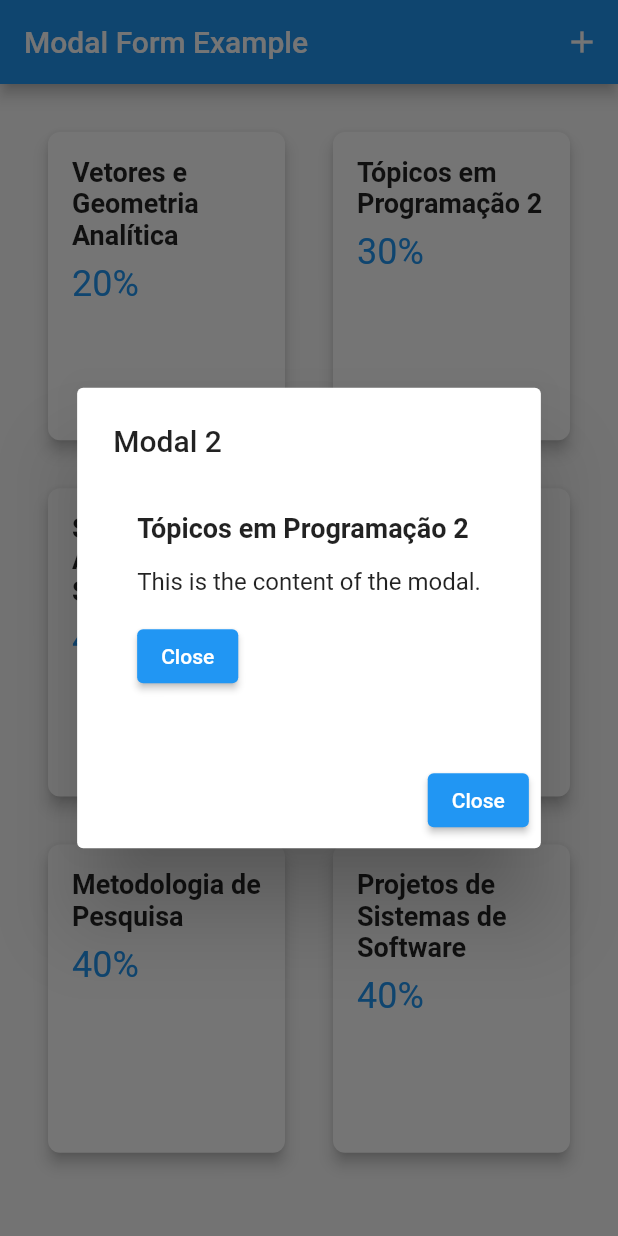
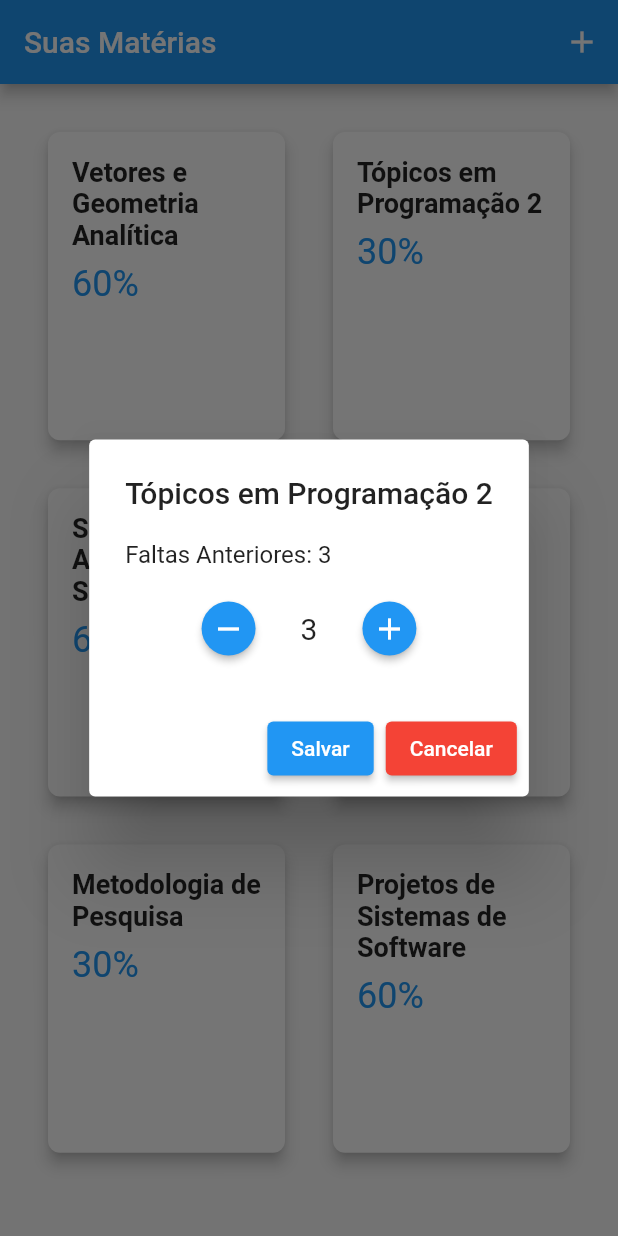
Before and after one commit to HiagoScierry/minhas-faltas, a Flutter app: the screen it shows after launch, after a tap on "Tópicos em Programação 2", on a phone screen of 412 x 824 dp. Run offline on Flutter 3.47's test engine with Material 2 defaults, Android fonts, the phone set to English and light mode, and no system bars.

Commit message:
terminado estilização da modals

```diff
--- a/lib/components/card_grid.dart
+++ b/lib/components/card_grid.dart
@@ -1,13 +1,14 @@
-// ignore_for_file: prefer_const_constructors, prefer_const_constructors_in_immutables
+// ignore_for_file: prefer_const_constructors, prefer_const_constructors_in_immutables, library_private_types_in_public_api
 
 import 'package:flutter/material.dart';
 import 'custom_card.dart';
 
 class CardItem {
   final String title;
-  final int percentage;
+  final int hours;
+  final int faults = 0;
 
-  CardItem({required this.title, required this.percentage});
+  CardItem({required this.title, required this.hours});
 }
 
 class CardGrid extends StatelessWidget {
@@ -27,23 +28,14 @@ class CardGrid extends StatelessWidget {
       itemBuilder: (context, index) {
         return CustomCard(
           title: cardItems[index].title,
-          percentage: cardItems[index].percentage,
+          percentage: cardItems[index].hours,
           tapHandle: () {
             // Show the AlertDialog with TextField
             showDialog(
               context: context,
               builder: (context) {
-                return AlertDialog(
-                  title: Text('Modal ${index + 1}'),
-                  content: CustomModalContent(title: cardItems[index].title),
-                  actions: [
-                    ElevatedButton(
-                      onPressed: () {
-                        Navigator.pop(context);
-                      },
-                      child: Text('Close'),
-                    ),
-                  ],
+                return CustomModalContent(
+                  cardItem: cardItems[index],
                 );
               },
             );
@@ -54,42 +46,85 @@ class CardGrid extends StatelessWidget {
   }
 }
 
-class CustomModalContent extends StatelessWidget {
-  final String title;
+class CustomModalContent extends StatefulWidget {
+  final CardItem cardItem;
 
-  CustomModalContent({super.key, required this.title});
+  CustomModalContent({super.key, required this.cardItem});
+
+  @override
+  _CustomModalContentState createState() => _CustomModalContentState();
+}
+
+class _CustomModalContentState extends State<CustomModalContent> {
+  int currentAbsences = 0;
+
+  @override
+  void initState() {
+    super.initState();
+    currentAbsences = widget.cardItem.hours ~/ 10;
+  }
 
   @override
   Widget build(BuildContext context) {
-    return SingleChildScrollView(
-      child: Container(
-        padding: EdgeInsets.all(16),
-        child: Column(
+    return AlertDialog(
+      title: Text(widget.cardItem.title),
+      content: Column(
         mainAxisSize: MainAxisSize.min,
         crossAxisAlignment: CrossAxisAlignment.start,
         children: [
-            Text(
-              title,
-              style: TextStyle(
-                fontSize: 18,
-                fontWeight: FontWeight.bold,
+          Text('Faltas Anteriores: ${widget.cardItem.hours ~/ 10}'),
+          SizedBox(height: 16),
+          Row(
+            mainAxisAlignment: MainAxisAlignment.center,
+            children: [
+              ElevatedButton(
+                style: ButtonStyle(
+                  shape: MaterialStateProperty.all(CircleBorder()),
                 ),
+                onPressed: () {
+                  setState(() {
+                    if (currentAbsences > 0) {
+                      currentAbsences--;
+                    }
+                  });
+                },
+                child: Icon(Icons.remove),
               ),
-            SizedBox(height: 16),
-            Text(
-              'This is the content of the modal.',
-              style: TextStyle(fontSize: 16),
+              SizedBox(width: 16),
+              Text('$currentAbsences', style: TextStyle(fontSize: 20)),
+              SizedBox(width: 16),
+              ElevatedButton(
+                style: ButtonStyle(
+                  shape: MaterialStateProperty.all(CircleBorder()),
                 ),
-            SizedBox(height: 16),
-            ElevatedButton(
                 onPressed: () {
-                Navigator.pop(context); // Close the modal
+                  setState(() {
+                    currentAbsences++;
+                  });
                 },
-              child: Text('Close'),
+                child: Icon(Icons.add),
               ),
             ],
           ),
+        ],
       ),
+      actions: [
+        ElevatedButton(
+          onPressed: () {
+            // Implement actions here, e.g., save the current absences
+            Navigator.pop(context);
+          },
+          child: Text('Salvar'),
+        ),
+        ElevatedButton(
+            onPressed: () {
+              Navigator.pop(context);
+            },
+            style: ButtonStyle(
+              backgroundColor: MaterialStateProperty.all(Colors.red),
+            ),
+            child: Text('Cancelar'))
+      ],
     );
   }
 }
--- a/lib/main.dart
+++ b/lib/main.dart
@@ -1,16 +1,20 @@
+// ignore_for_file: library_private_types_in_public_api
+
 import 'package:flutter/material.dart';
 
 import 'components/card_grid.dart';
 
 void main() {
-  runApp(MyApp());
+  runApp(const MyApp());
 }
 
 class MyApp extends StatelessWidget {
+  const MyApp({super.key});
+
   @override
   Widget build(BuildContext context) {
     return MaterialApp(
-      title: 'Modal Form Example',
+      title: 'Minhas Materias',
       home: MyHomePage(),
     );
   }
@@ -19,13 +23,24 @@ class MyApp extends StatelessWidget {
 class ListItems {}
 
 class MyHomePage extends StatelessWidget {
-  var content;
+  final List<CardItem> cardItems = [
+    CardItem(title: 'Vetores e Geometria Analítica', hours: 60),
+    CardItem(title: 'Tópicos em Programação 2', hours: 30),
+    CardItem(title: 'Segurança e Auditoria de Sistemas', hours: 60),
+    CardItem(title: 'Interface Humano Computador', hours: 60),
+    CardItem(title: 'Metodologia de Pesquisa', hours: 30),
+    CardItem(title: 'Projetos de Sistemas de Software', hours: 60),
+
+    // ... adicione mais itens aqui
+  ];
+
+  MyHomePage({super.key});
 
   @override
   Widget build(BuildContext context) {
     return Scaffold(
       appBar: AppBar(
-        title: const Text('Modal Form Example'),
+        title: const Text('Suas Matérias'),
         actions: [
           IconButton(
             icon: const Icon(Icons.add),
@@ -33,18 +48,7 @@ class MyHomePage extends StatelessWidget {
               showDialog(
                 context: context,
                 builder: (context) {
-                  return AlertDialog(
-                    title: const Text('Adicionar Materia'),
-                    content: AddItemModal(),
-                    actions: [
-                      ElevatedButton(
-                        onPressed: () {
-                          Navigator.pop(context);
-                        },
-                        child: const Text('Close'),
-                      ),
-                    ],
-                  );
+                  return const AddFormDialog();
                 },
               );
             },
@@ -52,58 +56,110 @@ class MyHomePage extends StatelessWidget {
         ],
       ),
       body: Center(
-        child: CardGrid(
-          cardItems: [
-            CardItem(title: 'Vetores e Geometria Analítica', percentage: 20),
-            CardItem(title: 'Tópicos em Programação 2', percentage: 30),
-            CardItem(
-                title: 'Segurança e Auditoria de Sistemas', percentage: 40),
-            CardItem(title: 'Interface Humano Computador', percentage: 40),
-            CardItem(title: 'Metodologia de Pesquisa', percentage: 40),
-            CardItem(title: 'Projetos de Sistemas de Software', percentage: 40),
-            // ... adicione mais itens aqui
+        child: CardGrid(cardItems: cardItems),
+      ),
+    );
+  }
+}
+
+class AddFormDialog extends StatefulWidget {
+  const AddFormDialog({super.key});
+
+  @override
+  _AddFormDialogState createState() => _AddFormDialogState();
+}
+
+class _AddFormDialogState extends State<AddFormDialog> {
+  final _formKey = GlobalKey<FormState>();
+  final TextEditingController _nameController = TextEditingController();
+  String _selectedHours = '30';
+
+  @override
+  void dispose() {
+    _nameController.dispose();
+    super.dispose();
+  }
+
+  void _submitForm() {
+    if (_formKey.currentState!.validate()) {
+      // Perform your form submission here
+      final subjectName = _nameController.text;
+      final subjectHours = _selectedHours;
+
+      // You can process the data or show a success message
+      print('Subject Name: $subjectName');
+      print('Subject Hours: $subjectHours');
+
+      // Close the dialog
+      Navigator.pop(context);
+    }
+  }
+
+  @override
+  Widget build(BuildContext context) {
+    return AlertDialog(
+      title: const Text('Adicionar Nova Materia'),
+      content: Form(
+        key: _formKey,
+        child: Column(
+          crossAxisAlignment: CrossAxisAlignment.start,
+          mainAxisSize: MainAxisSize.min,
+          children: [
+            TextFormField(
+              controller: _nameController,
+              decoration: const InputDecoration(
+                labelText: 'Nome da Materia',
+                border: OutlineInputBorder(),
+              ),
+              validator: (value) {
+                if (value == null || value.isEmpty) {
+                  return 'Please enter a subject name';
+                }
+                return null;
+              },
+            ),
+            const SizedBox(height: 16),
+            DropdownButtonFormField<String>(
+              value: _selectedHours,
+              onChanged: (newValue) {
+                setState(() {
+                  _selectedHours = newValue!;
+                });
+              },
+              items: ['30', '60', '90'].map((hours) {
+                return DropdownMenuItem<String>(
+                  value: hours,
+                  child: Text('$hours Horas'),
+                );
+              }).toList(),
+              decoration: const InputDecoration(
+                labelText: 'Carga Horária',
+                border: OutlineInputBorder(),
+              ),
+            ),
+            const SizedBox(height: 16),
+            SizedBox(
+              width: double.infinity,
+              child: ElevatedButton(
+                onPressed: _submitForm,
+                child: const Text('Adicionar'),
+              ),
+            ),
+            SizedBox(
+              width: double.infinity,
+              child: ElevatedButton(
+                onPressed: () {
+                  Navigator.pop(context);
+                },
+                child: const Text('Cancelar'),
+                style: ButtonStyle(
+                  backgroundColor: MaterialStateProperty.all(Colors.red),
+                ),
+              ),
+            )
           ],
         ),
       ),
     );
   }
 }
-
-class AddItemModal extends StatelessWidget {
-  @override
-  Widget build(BuildContext context) {
-    return SingleChildScrollView(
-      child: Container(
-        padding: const EdgeInsets.all(16),
-        child: Column(
-          mainAxisSize: MainAxisSize.min,
-          crossAxisAlignment: CrossAxisAlignment.start,
-          children: [
-            const Text(
-              'Add Item',
-              style: TextStyle(
-                fontSize: 18,
-                fontWeight: FontWeight.bold,
-              ),
-            ),
-            const SizedBox(height: 16),
-            const TextField(
-              decoration: InputDecoration(
-                labelText: 'Item Name',
-                border: OutlineInputBorder(),
-              ),
-            ),
-            const SizedBox(height: 16),
-            ElevatedButton(
-              onPressed: () {
-                // Handle form submission here
-                Navigator.pop(context); // Close the modal
-              },
-              child: const Text('Add'),
-            ),
-          ],
-        ),
-      ),
-    );
-  }
-}
```
Lines whose indentation alone changed are shown as unchanged.
